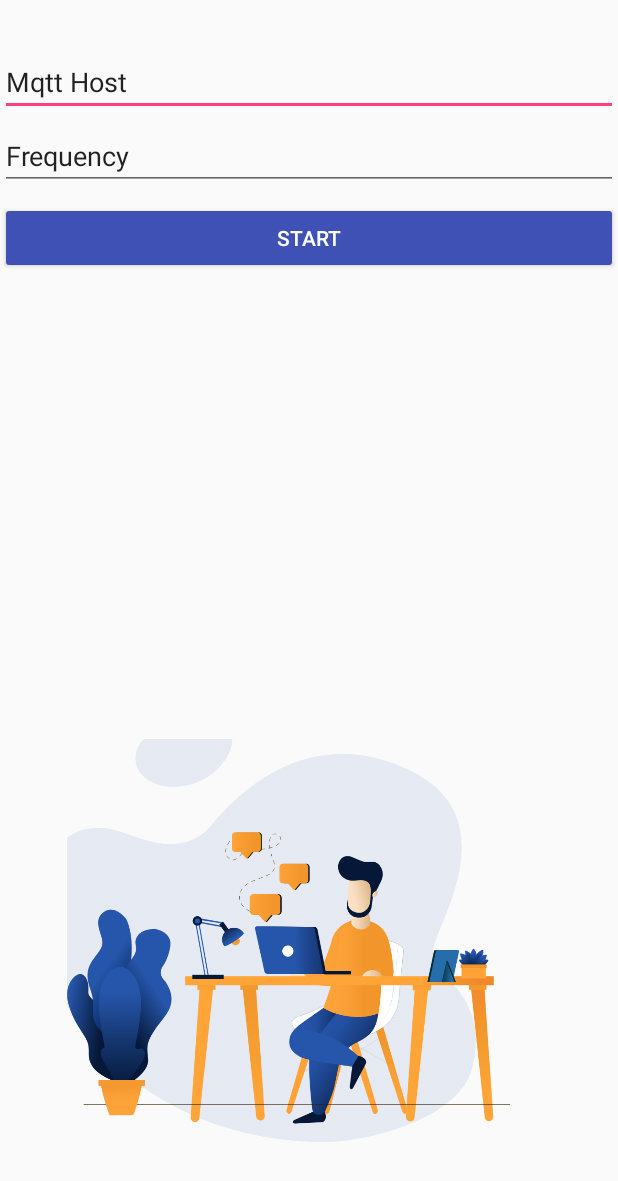
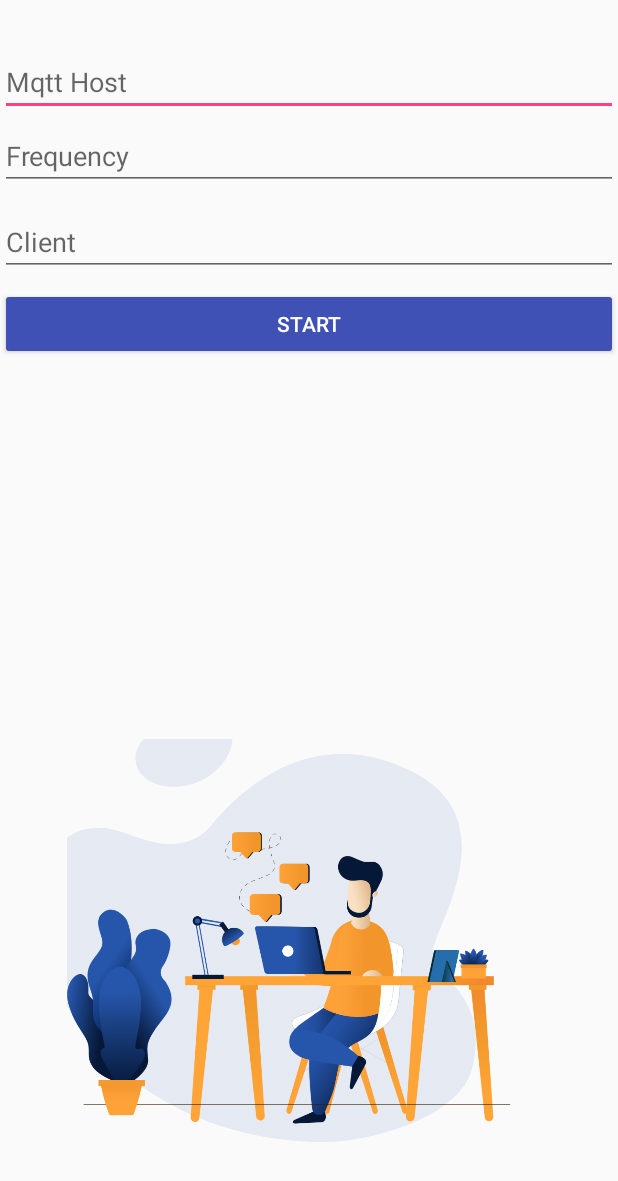
Before and after one commit to soorajshankar/DigitalTwin-Android, an Android app: the layout activity_login.xml on its own in the app's theme, with its tools: preview values and no code run, on a phone screen of 412 x 824 dp. Shown: the top 1181 px of the screen. Run offline under Robolectric (Android 15) with nearby library versions, the phone set to English and light mode, and no system bars.

Commit message:
MQTT Connection

```diff
--- a/app/src/main/res/layout/activity_login.xml
+++ b/app/src/main/res/layout/activity_login.xml
@@ -23,7 +23,7 @@
                 android:layout_marginTop="32dp"
                 android:ems="10"
                 android:inputType="textPersonName"
-                android:text="Mqtt Host"
+                android:hint="Mqtt Host"
                 app:layout_constraintTop_toTopOf="parent"
                 tools:layout_editor_absoluteX="8dp" />
 
@@ -35,7 +35,21 @@
                 android:layout_marginTop="4dp"
                 android:ems="10"
                 android:inputType="number"
-                android:text="Frequency"
+                android:hint="Frequency"
+                app:layout_constraintBottom_toTopOf="@+id/imageView"
+                app:layout_constraintTop_toBottomOf="@+id/editText2"
+                app:layout_constraintVertical_bias="0.018"
+                tools:layout_editor_absoluteX="8dp" />
+
+            <android.support.v7.widget.AppCompatEditText
+                android:id="@+id/et_client"
+                android:layout_width="match_parent"
+                android:layout_height="wrap_content"
+                android:layout_marginBottom="8dp"
+                android:layout_marginTop="4dp"
+                android:ems="10"
+                android:inputType="number"
+                android:hint="Client"
                 app:layout_constraintBottom_toTopOf="@+id/imageView"
                 app:layout_constraintTop_toBottomOf="@+id/editText2"
                 app:layout_constraintVertical_bias="0.018"
```
